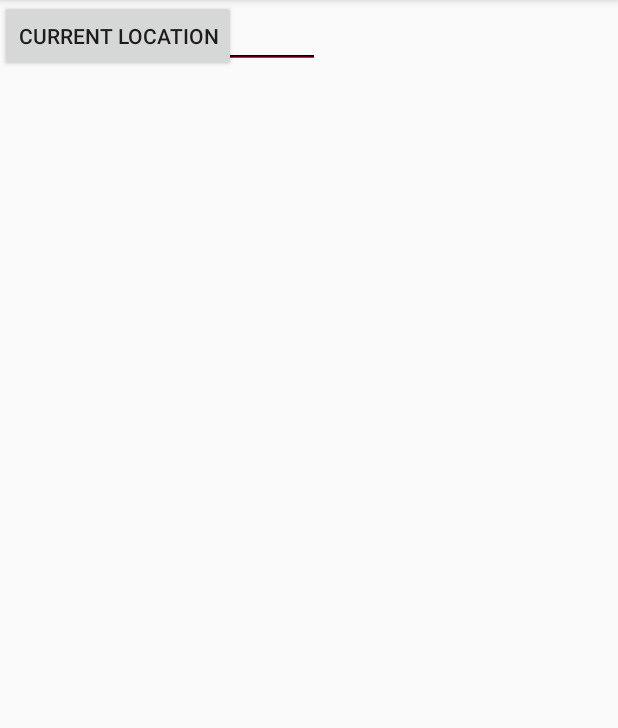
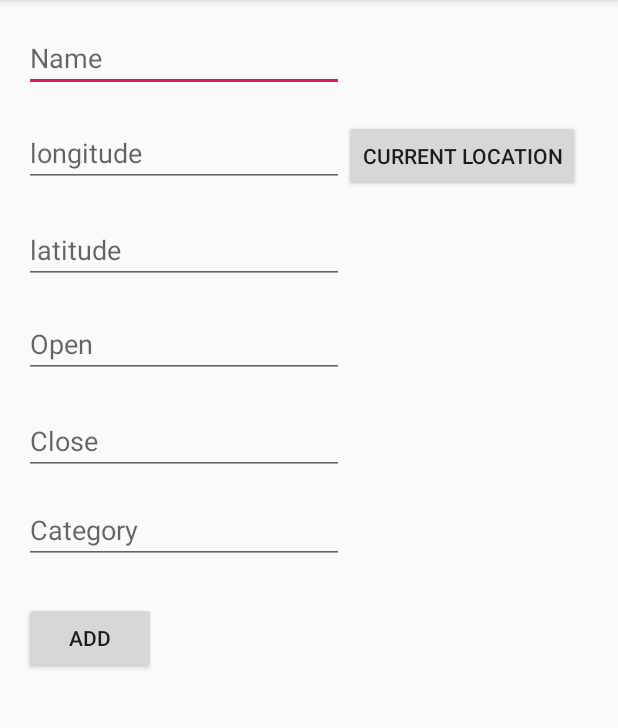
Before and after one commit to apgearhart1/Vend_, an Android app: the addSpot screen opened directly, with no data from a screen before it, on a phone screen of 412 x 824 dp, the part 84-812 px from its top. Run offline under Robolectric (Android 15) with nearby library versions, the phone set to English and light mode, and no system bars.

Commit message:
App firebase beta

```diff
--- a/app/src/main/java/com/example/admin/vend/addSpot.java
+++ b/app/src/main/java/com/example/admin/vend/addSpot.java
@@ -2,6 +2,9 @@ package com.example.admin.vend;
 
 import android.support.v7.app.AppCompatActivity;
 import android.os.Bundle;
+import android.view.View;
+import android.widget.EditText;
+import android.widget.Button;
 
 public class addSpot extends AppCompatActivity {
 
@@ -9,5 +12,25 @@ public class addSpot extends AppCompatActivity {
     protected void onCreate(Bundle savedInstanceState) {
         super.onCreate(savedInstanceState);
         setContentView(R.layout.activity_add_spot);
+
+        final EditText name = (EditText)findViewById(R.id.name);
+        final EditText longitude = (EditText)findViewById(R.id.longitude);
+        final EditText latitude = (EditText)findViewById(R.id.latitude);
+        final EditText open = (EditText)findViewById(R.id.open);
+        final EditText close = (EditText)findViewById(R.id.close);
+        final EditText category = (EditText)findViewById(R.id.category);
+
+        Button currentLocation = (Button)findViewById(R.id.currentLocation);
+        Button add = (Button)findViewById(R.id.add);
+
+        add.setOnClickListener(new View.OnClickListener() {
+            @Override
+            public void onClick(View view) {
+                database data = new database();
+                data.createVendor(name.getText().toString(), Double.parseDouble(longitude.getText().toString()), Double.parseDouble(latitude.getText().toString()), open.getText().toString(), close.getText().toString(), category.getText().toString());
+
+            }
+        });
     }
+
 }
--- a/app/src/main/java/com/example/admin/vend/database.java
+++ b/app/src/main/java/com/example/admin/vend/database.java
@@ -15,7 +15,9 @@ import com.google.firebase.firestore.SetOptions;
 
 import java.io.FileInputStream;
 import java.io.InputStream;
+import java.util.ArrayList;
 import java.util.HashMap;
+import java.util.List;
 import java.util.Map;
 
 import static android.content.ContentValues.TAG;
@@ -42,11 +44,14 @@ public class database {
                 });
     }
 
-    public void createVendor() {
+    public void createVendor(String name, double lon, double lat, String open, String close, String category) {
         Map<String, Object> data = new HashMap<>();
-        data.put("name", "Vendor3");
-        data.put("longitude", 5500);
-        data.put("latitude", 6400);
+        data.put("name", name);
+        data.put("longitude", lon);
+        data.put("latitude", lat);
+        data.put("open", open);
+        data.put("close", close);
+        data.put("category", category);
 
         Log.d("HERE", "START");
 
@@ -69,11 +74,21 @@ public class database {
     }
 
     public void createUser(String phoneNumber) {
-        Map<String, Object> data = new HashMap<>();
-        data.put("num1", 1234);
-        data.put("num2", 4321);
+        Map<String, Object> nums = new HashMap<>();
+        nums.put("num1", 0);
+        nums.put("num2", 1);
+
+        List<Map<String, Object>> maps = new ArrayList<Map<String, Object>>();
+
 
         System.out.println(12341234);
+
+        for(int i = 1; i <= 8; i++) {
+            maps.add(nums);
+        }
+
+        Map<String, Object> data = new HashMap<>();
+        data.put("parameters", maps);
 
         db.collection("users")
                 .document(phoneNumber)
--- a/app/src/main/res/layout/activity_add_spot.xml
+++ b/app/src/main/res/layout/activity_add_spot.xml
@@ -10,57 +10,90 @@
         android:id="@+id/name"
         android:layout_width="wrap_content"
         android:layout_height="wrap_content"
+        android:layout_marginStart="16dp"
+        android:layout_marginTop="16dp"
         android:ems="10"
+        android:hint="Name"
         android:inputType="textPersonName"
-        android:hint="Name"
-        tools:layout_editor_absoluteX="16dp"
-        tools:layout_editor_absoluteY="16dp" />
+        app:layout_constraintStart_toStartOf="parent"
+        app:layout_constraintTop_toTopOf="parent" />
 
     <EditText
         android:id="@+id/longitude"
         android:layout_width="wrap_content"
         android:layout_height="wrap_content"
+        android:layout_marginStart="16dp"
+        android:layout_marginTop="18dp"
         android:ems="10"
         android:hint="longitude"
         android:inputType="textPersonName"
-        tools:layout_editor_absoluteX="16dp"
-        tools:layout_editor_absoluteY="80dp" />
+        app:layout_constraintStart_toStartOf="parent"
+        app:layout_constraintTop_toBottomOf="@+id/name" />
 
     <EditText
         android:id="@+id/latitude"
         android:layout_width="wrap_content"
         android:layout_height="wrap_content"
+        android:layout_marginStart="16dp"
+        android:layout_marginTop="19dp"
         android:ems="10"
         android:hint="latitude"
         android:inputType="textPersonName"
-        tools:layout_editor_absoluteX="16dp"
-        tools:layout_editor_absoluteY="145dp" />
+        app:layout_constraintStart_toStartOf="parent"
+        app:layout_constraintTop_toBottomOf="@+id/longitude" />
 
     <EditText
         android:id="@+id/open"
         android:layout_width="wrap_content"
         android:layout_height="wrap_content"
+        android:layout_marginStart="16dp"
+        android:layout_marginTop="17dp"
         android:ems="10"
+        android:hint="Open"
         android:inputType="textPersonName"
-        android:hint="Open"
-        tools:layout_editor_absoluteX="16dp"
-        tools:layout_editor_absoluteY="208dp" />
+        app:layout_constraintStart_toStartOf="parent"
+        app:layout_constraintTop_toBottomOf="@+id/latitude" />
 
     <EditText
         android:id="@+id/close"
         android:layout_width="wrap_content"
         android:layout_height="wrap_content"
+        android:layout_marginStart="16dp"
+        android:layout_marginTop="19dp"
         android:ems="10"
+        android:hint="Close"
         android:inputType="textPersonName"
-        android:hint="Close"
-        tools:layout_editor_absoluteX="16dp"
-        tools:layout_editor_absoluteY="273dp" />
+        app:layout_constraintStart_toStartOf="parent"
+        app:layout_constraintTop_toBottomOf="@+id/open" />
 
     <Button
         android:id="@+id/currentLocation"
         android:layout_width="wrap_content"
         android:layout_height="wrap_content"
+        android:layout_marginTop="80dp"
         android:text="Current Location"
-        tools:layout_editor_absoluteX="231dp"
-        tools:layout_editor_absoluteY="80dp" />
+        app:layout_constraintStart_toEndOf="@+id/longitude"
+        app:layout_constraintTop_toTopOf="parent" />
+
+    <EditText
+        android:id="@+id/category"
+        android:layout_width="wrap_content"
+        android:layout_height="wrap_content"
+        android:layout_marginStart="16dp"
+        android:layout_marginTop="14dp"
+        android:ems="10"
+        android:inputType="textPersonName"
+        android:hint="Category"
+        app:layout_constraintStart_toStartOf="parent"
+        app:layout_constraintTop_toBottomOf="@+id/close" />
+
+    <Button
+        android:id="@+id/add"
+        android:layout_width="wrap_content"
+        android:layout_height="wrap_content"
+        android:layout_marginStart="16dp"
+        android:layout_marginTop="25dp"
+        android:text="Add"
+        app:layout_constraintStart_toStartOf="parent"
+        app:layout_constraintTop_toBottomOf="@+id/category" />
 </android.support.constraint.ConstraintLayout>
--- a/app/src/main/res/layout/activity_map.xml
+++ b/app/src/main/res/layout/activity_map.xml
@@ -61,7 +61,7 @@
         android:layout_width="wrap_content"
         android:layout_height="wrap_content"
         android:text="Notify"
-        android:layout_marginTop="150dp"
+        android:layout_marginTop="200dp"
         app:layout_anchor="@+id/include"
         app:layout_anchorGravity="top|center"
         android:onClick="sendNotification"/>
```
